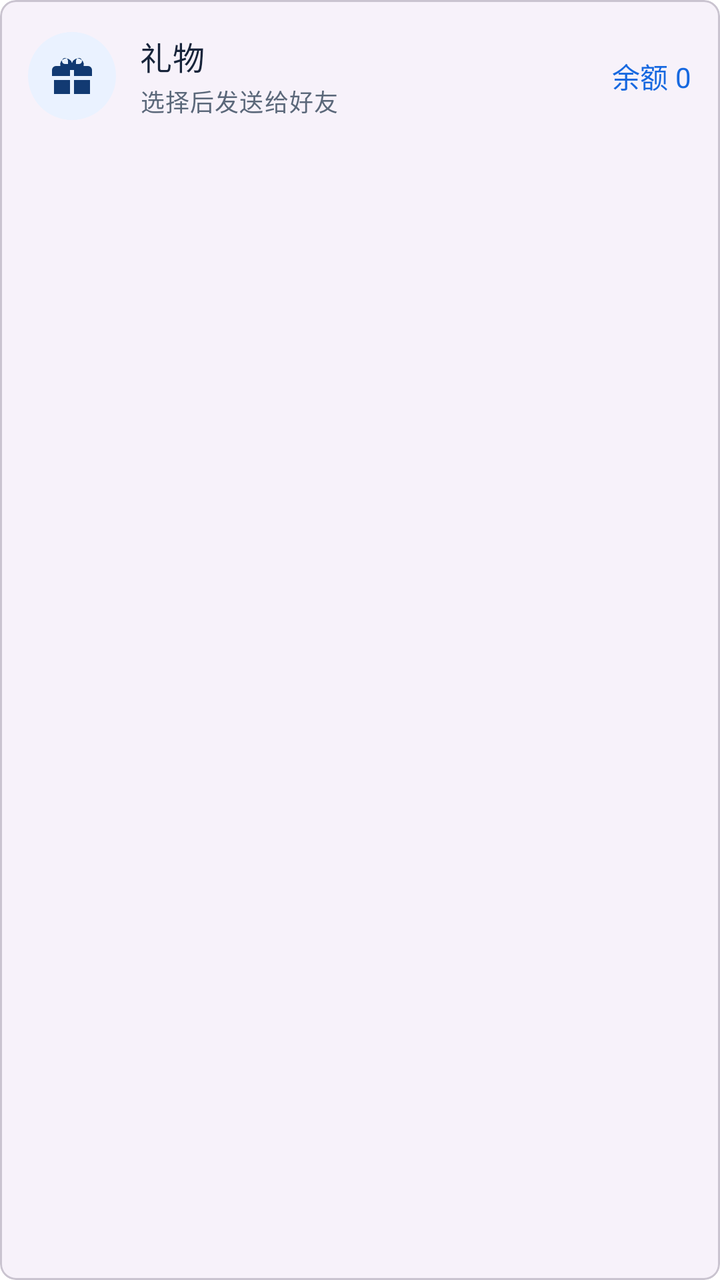
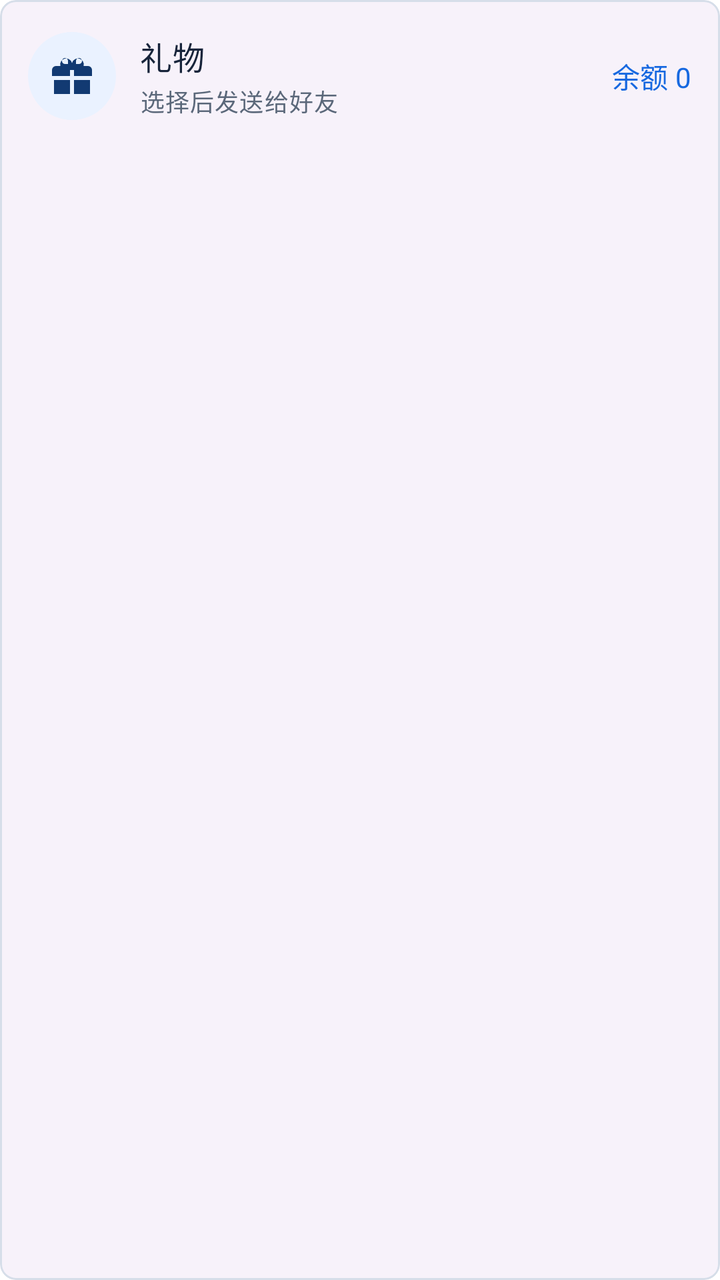

Screens rendered from an Android XML layout before and after an edit, with the pre-edit source and the edit as a unified diff.
<!-- AndroidManifest.xml: application theme Theme.Yiyunying -->
<!-- res/layout/item_chat_gift_catalog.xml -->
<?xml version="1.0" encoding="utf-8"?>
<com.google.android.material.card.MaterialCardView xmlns:android="http://schemas.android.com/apk/res/android"
    xmlns:app="http://schemas.android.com/apk/res-auto"
    android:layout_width="match_parent"
    android:layout_height="wrap_content"
    android:clickable="true"
    android:focusable="true"
    android:foreground="?attr/selectableItemBackground"
    app:cardBackgroundColor="?attr/colorSurfaceContainerLow"
    app:cardCornerRadius="8dp"
    app:cardElevation="0dp"
    app:strokeColor="?attr/colorOutlineVariant"
    app:strokeWidth="1dp">

    <LinearLayout
        android:layout_width="match_parent"
        android:layout_height="wrap_content"
        android:gravity="center_vertical"
        android:minHeight="76dp"
        android:orientation="horizontal"
        android:padding="14dp">

        <ImageView
            android:layout_width="44dp"
            android:layout_height="44dp"
            android:background="@drawable/bg_chat_function_icon"
            android:contentDescription="礼物"
            android:padding="10dp"
            android:src="@drawable/ic_gift"
            app:tint="?attr/colorOnPrimaryContainer" />

        <LinearLayout
            android:layout_width="0dp"
            android:layout_height="wrap_content"
            android:layout_marginStart="12dp"
            android:layout_weight="1"
            android:orientation="vertical">

            <TextView
                android:id="@+id/giftName"
                android:layout_width="match_parent"
                android:layout_height="wrap_content"
                android:maxLines="1"
                android:text="礼物"
                android:textAppearance="@style/TextAppearance.Material3.TitleMedium"
                android:textColor="@color/on_surface" />

            <TextView
                android:id="@+id/giftDescription"
                android:layout_width="match_parent"
                android:layout_height="wrap_content"
                android:layout_marginTop="2dp"
                android:ellipsize="end"
                android:maxLines="1"
                android:text="选择后发送给好友"
                android:textAppearance="@style/TextAppearance.Material3.BodySmall"
                android:textColor="@color/on_surface_variant" />
        </LinearLayout>

        <TextView
            android:id="@+id/giftPrice"
            android:layout_width="wrap_content"
            android:layout_height="wrap_content"
            android:layout_marginStart="10dp"
            android:text="余额 0"
            android:textAppearance="@style/TextAppearance.Material3.LabelLarge"
            android:textColor="?attr/colorPrimary" />
    </LinearLayout>
</com.google.android.material.card.MaterialCardView>
<!-- resources referenced by this layout -->
<resources>
  <color name="on_surface">#17243A</color>
  <color name="on_surface_variant">#5B687A</color>
  <!-- drawable bg_chat_function_icon (drawable) -->
  <?xml version="1.0" encoding="utf-8"?>
  <shape xmlns:android="http://schemas.android.com/apk/res/android"
      android:shape="oval">
      <solid android:color="?attr/colorSecondaryContainer" />
  </shape>
  <style name="Theme.Yiyunying" parent="Theme.Yiyunying.Base" />
  <style name="Theme.Yiyunying.Base" parent="Theme.Material3.Light.NoActionBar">
          <item name="colorPrimary">@color/primary</item>
          <item name="colorOnPrimary">@color/on_primary</item>
          <item name="colorPrimaryContainer">@color/primary_container</item>
          <item name="colorOnPrimaryContainer">@color/on_primary_container</item>
          <item name="colorSecondary">@color/secondary</item>
          <item name="colorOnSecondary">@color/on_secondary</item>
          <item name="colorSecondaryContainer">@color/secondary_container</item>
          <item name="colorTertiary">@color/tertiary</item>
          <item name="colorError">@color/error</item>
          <item name="android:colorBackground">@color/surface</item>
          <item name="colorSurface">@color/surface</item>
          <item name="colorOnSurface">@color/on_surface</item>
          <item name="colorOnSurfaceVariant">@color/on_surface_variant</item>
          <item name="colorOutline">@color/outline</item>
          <item name="android:fontFamily">sans-serif</item>
          <item name="android:windowActionModeOverlay">true</item>
          <item name="android:windowLightStatusBar">true</item>
          <item name="android:statusBarColor">@color/surface</item>
          <item name="android:navigationBarColor">@color/surface</item>
          <item name="materialCardViewStyle">@style/Widget.Yiyunying.Card</item>
          <item name="materialButtonStyle">@style/Widget.Yiyunying.Button</item>
      </style>
  <color name="primary">#1769E0</color>
  <color name="on_primary">#FFFFFF</color>
  <color name="primary_container">#E8F1FF</color>
  <color name="on_primary_container">#123A72</color>
  <color name="secondary">#4B78B8</color>
  <color name="on_secondary">#FFFFFF</color>
  <color name="secondary_container">#EAF2FF</color>
  <color name="tertiary">#476DA5</color>
  <color name="error">#BA1A1A</color>
  <color name="surface">#FFFFFF</color>
  <color name="outline">#AAB7C8</color>
  <style name="Widget.Yiyunying.Card" parent="Widget.Material3.CardView.Elevated">
          <item name="cardCornerRadius">8dp</item>
          <item name="cardElevation">1dp</item>
          <item name="cardBackgroundColor">@color/glass_surface</item>
          <item name="strokeColor">@color/glass_outline</item>
          <item name="strokeWidth">1dp</item>
      </style>
  <style name="Widget.Yiyunying.Button" parent="Widget.Material3.Button">
          <item name="cornerRadius">8dp</item>
          <item name="android:minHeight">48dp</item>
          <item name="android:textAllCaps">false</item>
      </style>
  <color name="glass_surface">#E8FFFFFF</color>
  <color name="glass_outline">#80C4CFDD</color>
  <!-- unchanged entries left out for length: 1 -->
</resources>

<!-- the commit's change to res/layout/item_chat_gift_catalog.xml (unified diff, before → after) -->
@@ -43,7 +43,7 @@
                 android:maxLines="1"
                 android:text="礼物"
                 android:textAppearance="@style/TextAppearance.Material3.TitleMedium"
-                android:textColor="@color/on_surface" />
+                android:textColor="?attr/colorOnSurface" />
 
             <TextView
                 android:id="@+id/giftDescription"
@@ -54,7 +54,7 @@
                 android:maxLines="1"
                 android:text="选择后发送给好友"
                 android:textAppearance="@style/TextAppearance.Material3.BodySmall"
-                android:textColor="@color/on_surface_variant" />
+                android:textColor="?attr/colorOnSurfaceVariant" />
         </LinearLayout>
 
         <TextView
<!-- resource entries referenced after the edit -->
@@ -17,16 +17,22 @@
           <item name="colorSecondary">@color/secondary</item>
           <item name="colorOnSecondary">@color/on_secondary</item>
           <item name="colorSecondaryContainer">@color/secondary_container</item>
+          <item name="colorOnSecondaryContainer">@color/on_secondary_container</item>
           <item name="colorTertiary">@color/tertiary</item>
           <item name="colorError">@color/error</item>
+          <item name="colorOnError">@color/on_error</item>
           <item name="android:colorBackground">@color/surface</item>
           <item name="colorSurface">@color/surface</item>
+          <item name="colorSurfaceContainer">@color/surface_container</item>
+          <item name="colorSurfaceContainerHigh">@color/surface_container_high</item>
           <item name="colorOnSurface">@color/on_surface</item>
           <item name="colorOnSurfaceVariant">@color/on_surface_variant</item>
           <item name="colorOutline">@color/outline</item>
+          <item name="colorOutlineVariant">@color/outline_variant</item>
           <item name="android:fontFamily">sans-serif</item>
           <item name="android:windowActionModeOverlay">true</item>
           <item name="android:windowLightStatusBar">true</item>
+          <item name="android:windowLightNavigationBar">true</item>
           <item name="android:statusBarColor">@color/surface</item>
           <item name="android:navigationBarColor">@color/surface</item>
           <item name="materialCardViewStyle">@style/Widget.Yiyunying.Card</item>
@@ -36,13 +42,18 @@
   <color name="on_primary">#FFFFFF</color>
   <color name="primary_container">#E8F1FF</color>
   <color name="on_primary_container">#123A72</color>
-  <color name="secondary">#4B78B8</color>
+  <color name="secondary">#4A77B7</color>
   <color name="on_secondary">#FFFFFF</color>
   <color name="secondary_container">#EAF2FF</color>
+  <color name="on_secondary_container">#254A7A</color>
   <color name="tertiary">#476DA5</color>
   <color name="error">#BA1A1A</color>
+  <color name="on_error">#FFFFFF</color>
   <color name="surface">#FFFFFF</color>
+  <color name="surface_container">#F5F8FC</color>
+  <color name="surface_container_high">#EAF0F7</color>
   <color name="outline">#AAB7C8</color>
+  <color name="outline_variant">#D6DEE9</color>
   <style name="Widget.Yiyunying.Card" parent="Widget.Material3.CardView.Elevated">
           <item name="cardCornerRadius">8dp</item>
           <item name="cardElevation">1dp</item>
